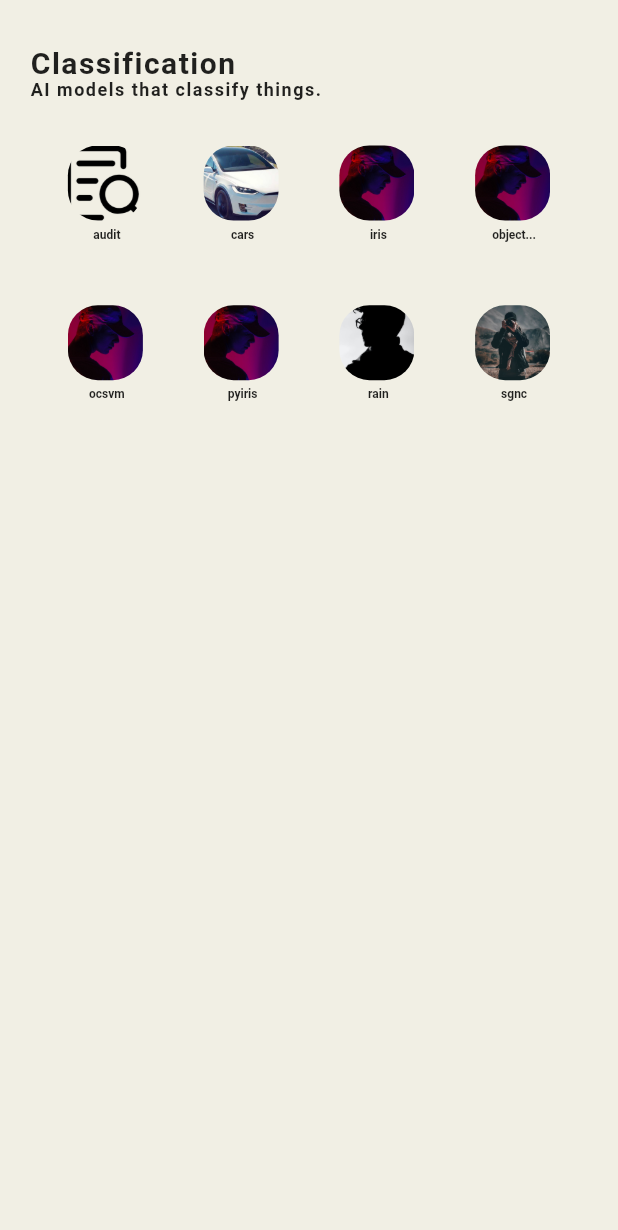
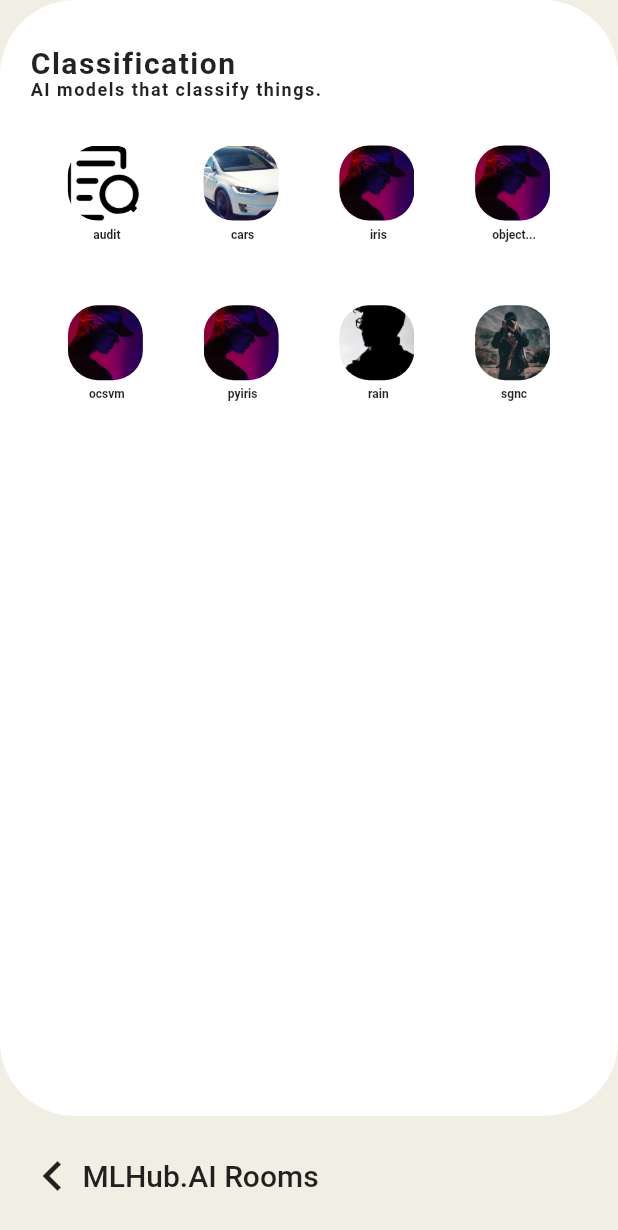
Before and after one commit to gjwgit/mlflutter, a Flutter app: the screen it shows after launch, after a tap on "Classification", on a phone screen of 412 x 824 dp. Shown: the top 1230 px of the screen. Run offline on Flutter 3.47's test engine with Material 2 defaults, Android fonts, the phone set to English and light mode, and no system bars; our stand-ins replace page_transition.

Commit message:
Tune for Web and Desktop.

```diff
--- a/lib/Screens/HomeScreen.dart
+++ b/lib/Screens/HomeScreen.dart
@@ -23,7 +23,7 @@ class _HomeScreenState extends State<HomeScreen> {
                 mainAxisAlignment: MainAxisAlignment.spaceBetween,
                 children: [
                   Text(
-                    'MLHub',
+                    'MLHub.AI Rooms',
                     style: TextStyle(
                       color: Colors.white,
                     ), // TextStyle
@@ -58,7 +58,7 @@ class _HomeScreenState extends State<HomeScreen> {
               backgroundColor: KClubhouseColor,
               elevation: 0,
               title: Image.asset(
-                'assets/clubhouse.png',
+                'assets/mlhubai.png',
                 width: 200,
               ), // Image.asset
             ), // AppBar
--- a/lib/Screens/RoomScreen.dart
+++ b/lib/Screens/RoomScreen.dart
@@ -34,50 +34,11 @@ class _RoomScreenState extends State<RoomScreen> {
               children: [
                 Column(
                   children: [
-                    // SizedBox(height: 20),
-                    // Padding(
-                    //   padding: const EdgeInsets.symmetric(horizontal: 15),
-                    //   child: Row(
-                    //     mainAxisAlignment: MainAxisAlignment.spaceBetween,
-                    //     children: [
-                    //       GestureDetector(
-                    //         onTap: () {
-                    //           Navigator.pop(context);
-                    //         },
-                    //         child: Row(
-                    //           children: [
-                    //             // Icon(
-                    //             //   Icons.keyboard_arrow_left,
-                    //             //   size: 40,
-                    //             // ),
-                    //             Text(
-                    //               widget.room.name,
-                    //               style: TextStyle(
-                    //                 fontSize: 20,
-                    //                 fontWeight: FontWeight.w500,
-                    //               ),
-                    //             ), // Text
-                    //             Text(
-                    //               widget.room.description == null
-                    //               ? 'Another category of packages.'
-                    //               : widget.room.description,
-                    //               style: TextStyle(
-                    //                 fontSize: 12,
-                    //                 fontWeight: FontWeight.w500,
-                    //               ), // TextStyle
-                    //             ), // Text
-                    //           ], // children
-                    //         ), // Row
-                    //       ),
-                    //     ],
-                    //   ),
-                    // ),
-                    // SizedBox(height: 20),
                     Expanded(
                       child: Container(
                         padding: EdgeInsets.symmetric(horizontal: 20),
                         decoration: BoxDecoration(
-                          color: KClubhouseColor,
+                          color: Colors.white,
                           borderRadius: BorderRadius.only(
                             topRight: Radius.circular(50),
                             topLeft: Radius.circular(50),
@@ -165,7 +126,37 @@ class _RoomScreenState extends State<RoomScreen> {
                           ],
                         ),
                       ),
-                    )
+                    ),
+                    SizedBox(height: 20),
+                    Padding(
+                      padding: const EdgeInsets.symmetric(horizontal: 15),
+                      child: Row(
+                        mainAxisAlignment: MainAxisAlignment.spaceBetween,
+                        children: [
+                          GestureDetector(
+                            onTap: () {
+                              Navigator.pop(context);
+                            },
+                            child: Row(
+                              children: [
+                                Icon(
+                                  Icons.keyboard_arrow_left,
+                                  size: 40,
+                                ),
+                                Text(
+                                  "MLHub.AI Rooms",
+                                  style: TextStyle(
+                                    fontSize: 20,
+                                    fontWeight: FontWeight.w500,
+                                  ),
+                                ), // Text
+                              ], // children
+                            ), // Row
+                          ),
+                        ],
+                      ),
+                    ),
+                    SizedBox(height: 20),
                   ],
                 ),
               ],
```
Also changed, not shown: lib/Screens/WebHomeScreen.dart (+6 -40 lines).
